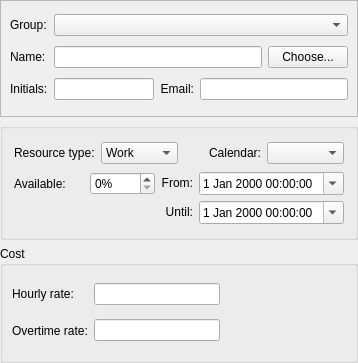
First picture: the form in kplato/libs/ui/resourcedialogbase.ui, repository KDE/calligra, before the edit.
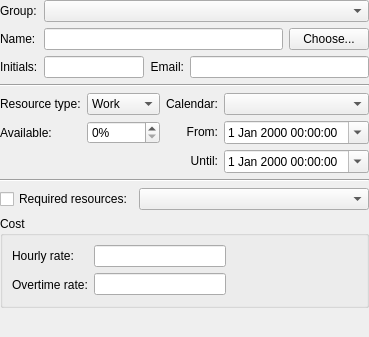
Second picture: the form after the edit. Custom widgets are drawn as their Qt base class.

Commit message:
Add required resources + unit test.
Also port 1051476 from branch:
Use correct locale when reading money in task and resource dialogs.

```diff
--- a/kplato/libs/ui/resourcedialogbase.ui
+++ b/kplato/libs/ui/resourcedialogbase.ui
@@ -1,13 +1,13 @@
 <ui version="4.0" >
  <author>Dag Andersen &lt;danders@get2net.dk></author>
  <class>KPlato::ResourceDialogBase</class>
- <widget class="QWidget" name="KPlato::ResourceDialogBase" >
-  <property name="geometry" >
+ <widget class="QWidget" name="KPlato::ResourceDialogBase">
+  <property name="geometry">
    <rect>
     <x>0</x>
     <y>0</y>
     <width>358</width>
-    <height>363</height>
+    <height>337</height>
    </rect>
   </property>
   <layout class="QVBoxLayout" name="verticalLayout" >
@@ -15,23 +15,17 @@
     <number>0</number>
    </property>
    <item>
-    <widget class="QFrame" name="frame" >
-     <property name="frameShape" >
-      <enum>QFrame::StyledPanel</enum>
-     </property>
-     <property name="frameShadow" >
-      <enum>QFrame::Raised</enum>
-     </property>
-     <layout class="QGridLayout" >
-      <property name="margin" >
-       <number>9</number>
-      </property>
-      <property name="spacing" >
-       <number>6</number>
-      </property>
-      <item row="1" column="0" >
-       <widget class="QLabel" name="textLabel1" >
-        <property name="text" >
+    <layout class="QGridLayout" name="gridLayout_2">
+     <item row="0" column="0">
+      <widget class="QLabel" name="groupLabel">
+       <property name="text">
+        <string>Group:</string>
+       </property>
+      </widget>
+     </item>
+     <item row="1" column="0">
+      <widget class="QLabel" name="textLabel1">
+       <property name="text">
          <string>Name:</string>
         </property>
         <property name="wordWrap" >
@@ -42,17 +36,17 @@
         </property>
        </widget>
       </item>
-      <item row="1" column="2" >
-       <layout class="QHBoxLayout" >
-        <property name="spacing" >
+     <item row="1" column="1">
+      <layout class="QHBoxLayout">
+       <property name="spacing">
          <number>6</number>
         </property>
-        <property name="margin" >
+       <property name="margin">
          <number>0</number>
         </property>
         <item>
-         <widget class="QLineEdit" name="nameEdit" >
-          <property name="focusPolicy" >
+        <widget class="QLineEdit" name="nameEdit">
+         <property name="focusPolicy">
            <enum>Qt::WheelFocus</enum>
           </property>
           <property name="text" >
@@ -61,8 +55,8 @@
          </widget>
         </item>
         <item>
-         <widget class="QPushButton" name="chooseBtn" >
-          <property name="toolTip" >
+        <widget class="QPushButton" name="chooseBtn">
+         <property name="toolTip">
            <string>Choose resource from address book</string>
           </property>
           <property name="text" >
@@ -72,9 +66,9 @@
         </item>
        </layout>
       </item>
-      <item row="2" column="0" >
-       <widget class="QLabel" name="textLabel1_2" >
-        <property name="text" >
+     <item row="2" column="0">
+      <widget class="QLabel" name="textLabel1_2">
+       <property name="text">
          <string>Initials:</string>
         </property>
         <property name="wordWrap" >
@@ -85,18 +79,18 @@
         </property>
        </widget>
       </item>
-      <item row="2" column="2" >
-       <layout class="QHBoxLayout" >
-        <property name="spacing" >
+     <item row="2" column="1">
+      <layout class="QHBoxLayout">
+       <property name="spacing">
          <number>6</number>
         </property>
-        <property name="margin" >
+       <property name="margin">
          <number>0</number>
         </property>
         <item>
-         <widget class="QLineEdit" name="initialsEdit" >
-          <property name="sizePolicy" >
-           <sizepolicy vsizetype="Fixed" hsizetype="Fixed" >
+        <widget class="QLineEdit" name="initialsEdit">
+         <property name="sizePolicy">
+          <sizepolicy hsizetype="Fixed" vsizetype="Fixed">
             <horstretch>0</horstretch>
             <verstretch>0</verstretch>
            </sizepolicy>
@@ -113,11 +107,11 @@
          </widget>
         </item>
         <item>
-         <widget class="QLabel" name="textLabel1_2_2" >
-          <property name="text" >
-           <string>&lt;p align="right">Email:&lt;/p></string>
-          </property>
-          <property name="wordWrap" >
+        <widget class="QLabel" name="textLabel1_2_2">
+         <property name="text">
+          <string>&lt;p align=&quot;right&quot;&gt;Email:&lt;/p&gt;</string>
+         </property>
+         <property name="wordWrap">
            <bool>false</bool>
           </property>
           <property name="buddy" >
@@ -126,47 +120,37 @@
          </widget>
         </item>
         <item>
-         <widget class="QLineEdit" name="emailEdit" >
-          <property name="text" >
+        <widget class="QLineEdit" name="emailEdit">
+         <property name="text">
            <string/>
           </property>
          </widget>
         </item>
        </layout>
       </item>
-      <item row="0" column="0" >
-       <widget class="QLabel" name="groupLabel" >
-        <property name="text" >
-         <string>Group:</string>
-        </property>
-       </widget>
-      </item>
-      <item row="0" column="2" >
-       <widget class="QComboBox" name="group" />
-      </item>
-     </layout>
-    </widget>
+     <item row="0" column="1">
+      <widget class="QComboBox" name="group"/>
+     </item>
+    </layout>
    </item>
    <item>
-    <widget class="QGroupBox" name="groupBox_2" >
-     <property name="title" >
-      <string/>
+    <widget class="Line" name="line">
+     <property name="orientation">
+      <enum>Qt::Horizontal</enum>
      </property>
-     <property name="flat" >
-      <bool>true</bool>
-     </property>
-     <layout class="QVBoxLayout" name="verticalLayout_2" >
+    </widget>
+   </item>
       <item>
-       <layout class="QHBoxLayout" >
-        <property name="spacing" >
-         <number>6</number>
-        </property>
-        <property name="margin" >
-         <number>0</number>
-        </property>
-        <item>
-         <widget class="QLabel" name="textLabel7" >
-          <property name="text" >
+    <layout class="QGridLayout" name="gridLayout">
+     <item row="0" column="0">
+      <widget class="QLabel" name="textLabel7">
+       <property name="sizePolicy">
+        <sizepolicy hsizetype="Fixed" vsizetype="Preferred">
+         <horstretch>0</horstretch>
+         <verstretch>0</verstretch>
+        </sizepolicy>
+       </property>
+       <property name="text">
            <string>Resource type:</string>
           </property>
           <property name="wordWrap" >
@@ -177,10 +161,10 @@
           </property>
          </widget>
         </item>
+     <item row="0" column="1">
+      <widget class="QComboBox" name="type">
         <item>
-         <widget class="QComboBox" name="type" >
-          <item>
-           <property name="text" >
+        <property name="text">
             <string>Work</string>
            </property>
           </item>
@@ -191,12 +175,18 @@
           </item>
          </widget>
         </item>
-        <item>
-         <widget class="QLabel" name="textLabel2" >
-          <property name="text" >
-           <string>&lt;p align="right">Calendar:&lt;/p></string>
-          </property>
-          <property name="wordWrap" >
+     <item row="0" column="2">
+      <widget class="QLabel" name="textLabel2">
+       <property name="sizePolicy">
+        <sizepolicy hsizetype="Fixed" vsizetype="Preferred">
+         <horstretch>0</horstretch>
+         <verstretch>0</verstretch>
+        </sizepolicy>
+       </property>
+       <property name="text">
+        <string>&lt;p align=&quot;right&quot;&gt;Calendar:&lt;/p&gt;</string>
+       </property>
+       <property name="wordWrap">
            <bool>false</bool>
           </property>
           <property name="buddy" >
@@ -204,16 +194,18 @@
           </property>
          </widget>
         </item>
-        <item>
-         <widget class="QComboBox" name="calendarList" />
-        </item>
-       </layout>
-      </item>
-      <item>
-       <layout class="QGridLayout" name="gridLayout" >
-        <item row="0" column="0" >
-         <widget class="QLabel" name="textLabel3" >
-          <property name="text" >
+     <item row="0" column="3">
+      <widget class="QComboBox" name="calendarList"/>
+     </item>
+     <item row="1" column="0">
+      <widget class="QLabel" name="textLabel3">
+       <property name="sizePolicy">
+        <sizepolicy hsizetype="Fixed" vsizetype="Preferred">
+         <horstretch>0</horstretch>
+         <verstretch>0</verstretch>
+        </sizepolicy>
+       </property>
+       <property name="text">
            <string>Available:</string>
           </property>
           <property name="wordWrap" >
@@ -224,9 +216,9 @@
           </property>
          </widget>
         </item>
-        <item row="0" column="1" >
-         <widget class="QSpinBox" name="units" >
-          <property name="enabled" >
+     <item row="1" column="1">
+      <widget class="QSpinBox" name="units">
+       <property name="enabled">
            <bool>true</bool>
           </property>
           <property name="focusPolicy" >
@@ -240,12 +232,12 @@
           </property>
          </widget>
         </item>
-        <item row="0" column="2" >
-         <widget class="QLabel" name="textLabel1_3" >
-          <property name="text" >
-           <string>&lt;p align="right">From:&lt;/p></string>
-          </property>
-          <property name="wordWrap" >
+     <item row="1" column="2">
+      <widget class="QLabel" name="textLabel1_3">
+       <property name="text">
+        <string>&lt;p align=&quot;right&quot;&gt;From:&lt;/p&gt;</string>
+       </property>
+       <property name="wordWrap">
            <bool>false</bool>
           </property>
           <property name="buddy" >
@@ -253,35 +245,19 @@
           </property>
          </widget>
         </item>
-        <item row="0" column="3" >
-         <widget class="QDateTimeEdit" name="availableFrom" >
-          <property name="calendarPopup" >
+     <item row="1" column="3">
+      <widget class="QDateTimeEdit" name="availableFrom">
+       <property name="calendarPopup">
            <bool>true</bool>
           </property>
          </widget>
         </item>
-        <item row="1" column="0" >
-         <spacer>
-          <property name="orientation" >
-           <enum>Qt::Horizontal</enum>
-          </property>
-          <property name="sizeType" >
-           <enum>QSizePolicy::Expanding</enum>
-          </property>
-          <property name="sizeHint" stdset="0" >
-           <size>
-            <width>40</width>
-            <height>20</height>
-           </size>
-          </property>
-         </spacer>
-        </item>
-        <item row="1" column="2" >
-         <widget class="QLabel" name="textLabel1_3_2" >
-          <property name="text" >
-           <string>&lt;p align="right">Until:&lt;/p></string>
-          </property>
-          <property name="wordWrap" >
+     <item row="2" column="2">
+      <widget class="QLabel" name="textLabel1_3_2">
+       <property name="text">
+        <string>&lt;p align=&quot;right&quot;&gt;Until:&lt;/p&gt;</string>
+       </property>
+       <property name="wordWrap">
            <bool>false</bool>
           </property>
           <property name="buddy" >
@@ -289,33 +265,76 @@
           </property>
          </widget>
         </item>
-        <item row="1" column="3" >
-         <widget class="QDateTimeEdit" name="availableUntil" >
-          <property name="calendarPopup" >
+     <item row="2" column="3">
+      <widget class="QDateTimeEdit" name="availableUntil">
+       <property name="calendarPopup">
            <bool>true</bool>
           </property>
          </widget>
         </item>
        </layout>
       </item>
-     </layout>
-    </widget>
+   <item>
+    <widget class="Line" name="line_2">
+     <property name="orientation">
+      <enum>Qt::Horizontal</enum>
+     </property>
+    </widget>
+   </item>
+   <item>
+    <layout class="QHBoxLayout" name="horizontalLayout">
+     <item>
+      <widget class="QCheckBox" name="useRequired">
+       <property name="sizePolicy">
+        <sizepolicy hsizetype="Fixed" vsizetype="Fixed">
+         <horstretch>0</horstretch>
+         <verstretch>0</verstretch>
+        </sizepolicy>
+       </property>
+       <property name="minimumSize">
+        <size>
+         <width>23</width>
+         <height>0</height>
+        </size>
+       </property>
+       <property name="text">
+        <string>Required resources:</string>
+       </property>
+      </widget>
+     </item>
+     <item>
+      <widget class="KPlato::TreeComboBox" name="required">
+       <property name="sizePolicy">
+        <sizepolicy hsizetype="Preferred" vsizetype="Fixed">
+         <horstretch>0</horstretch>
+         <verstretch>100</verstretch>
+        </sizepolicy>
+       </property>
+       <property name="minimumSize">
+        <size>
+         <width>200</width>
+         <height>0</height>
+        </size>
+       </property>
+      </widget>
+     </item>
+    </layout>
    </item>
    <item>
     <widget class="QGroupBox" name="groupBox" >
      <property name="title" >
       <string>Cost</string>
      </property>
-     <layout class="QGridLayout" >
-      <property name="margin" >
+     <layout class="QGridLayout">
+      <property name="margin">
        <number>9</number>
       </property>
-      <property name="spacing" >
+      <property name="spacing">
        <number>6</number>
       </property>
-      <item row="0" column="0" >
-       <widget class="QLabel" name="textLabel3_2" >
-        <property name="text" >
+      <item row="0" column="0">
+       <widget class="QLabel" name="textLabel3_2">
+        <property name="text">
          <string>Hourly rate:</string>
         </property>
         <property name="wordWrap" >
@@ -326,16 +345,16 @@
         </property>
        </widget>
       </item>
-      <item row="0" column="1" >
-       <widget class="QLineEdit" name="rateEdit" >
-        <property name="focusPolicy" >
+      <item row="0" column="1">
+       <widget class="QLineEdit" name="rateEdit">
+        <property name="focusPolicy">
          <enum>Qt::WheelFocus</enum>
         </property>
        </widget>
       </item>
-      <item row="1" column="0" >
-       <widget class="QLabel" name="textLabel4_2" >
-        <property name="text" >
+      <item row="1" column="0">
+       <widget class="QLabel" name="textLabel4_2">
+        <property name="text">
          <string>Overtime rate:</string>
         </property>
         <property name="wordWrap" >
@@ -346,9 +365,9 @@
         </property>
        </widget>
       </item>
-      <item row="1" column="1" >
-       <widget class="QLineEdit" name="overtimeEdit" >
-        <property name="focusPolicy" >
+      <item row="1" column="1">
+       <widget class="QLineEdit" name="overtimeEdit">
+        <property name="focusPolicy">
          <enum>Qt::WheelFocus</enum>
         </property>
         <property name="text" >
@@ -356,17 +375,17 @@
         </property>
        </widget>
       </item>
-      <item row="1" column="2" >
+      <item row="1" column="2">
        <spacer>
-        <property name="orientation" >
+        <property name="orientation">
          <enum>Qt::Horizontal</enum>
         </property>
-        <property name="sizeType" >
+        <property name="sizeType">
          <enum>QSizePolicy::Expanding</enum>
         </property>
-        <property name="sizeHint" stdset="0" >
+        <property name="sizeHint" stdset="0">
          <size>
-          <width>111</width>
+          <width>0</width>
           <height>23</height>
          </size>
         </property>
@@ -375,9 +394,29 @@
      </layout>
     </widget>
    </item>
+   <item>
+    <spacer name="verticalSpacer">
+     <property name="orientation">
+      <enum>Qt::Vertical</enum>
+     </property>
+     <property name="sizeHint" stdset="0">
+      <size>
+       <width>20</width>
+       <height>0</height>
+      </size>
+     </property>
+    </spacer>
+   </item>
   </layout>
  </widget>
- <layoutdefault spacing="6" margin="11" />
+ <layoutdefault spacing="6" margin="11"/>
+ <customwidgets>
+  <customwidget>
+   <class>KPlato::TreeComboBox</class>
+   <extends>QComboBox</extends>
+   <header>kpttreecombobox.h</header>
+  </customwidget>
+ </customwidgets>
   <tabstops>
   <tabstop>group</tabstop>
   <tabstop>nameEdit</tabstop>
```
Left out of the diff: 68 changed lines with no effect on the pictures. Lines whose indentation alone changed are shown as unchanged. The commit also changes 33 other files.
